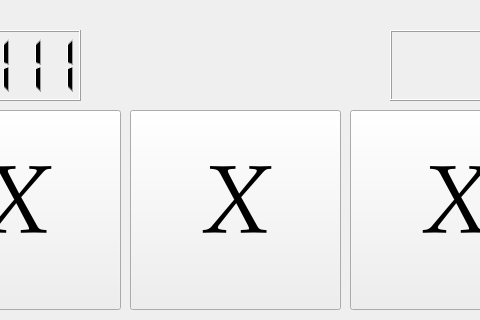
The window that tela.ui (jpescola/jogo_velha) describes before a commit, drawn with Qt 5; both pictures show x 100 to 580 and y 0 to 320 of the 671 by 742 pixel window.
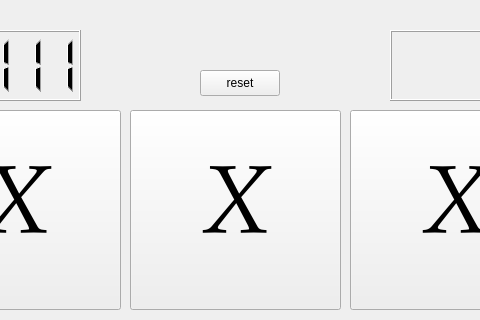
The same window after the commit.

Commit message: botão reset de placar

```diff
--- a/tela.ui
+++ b/tela.ui
@@ -305,6 +305,19 @@
     <number>111</number>
    </property>
   </widget>
+  <widget class="QPushButton" name="reset">
+   <property name="geometry">
+    <rect>
+     <x>300</x>
+     <y>70</y>
+     <width>80</width>
+     <height>26</height>
+    </rect>
+   </property>
+   <property name="text">
+    <string>reset</string>
+   </property>
+  </widget>
  </widget>
  <resources/>
  <connections/>
```
The commit also changes 1 other file.
